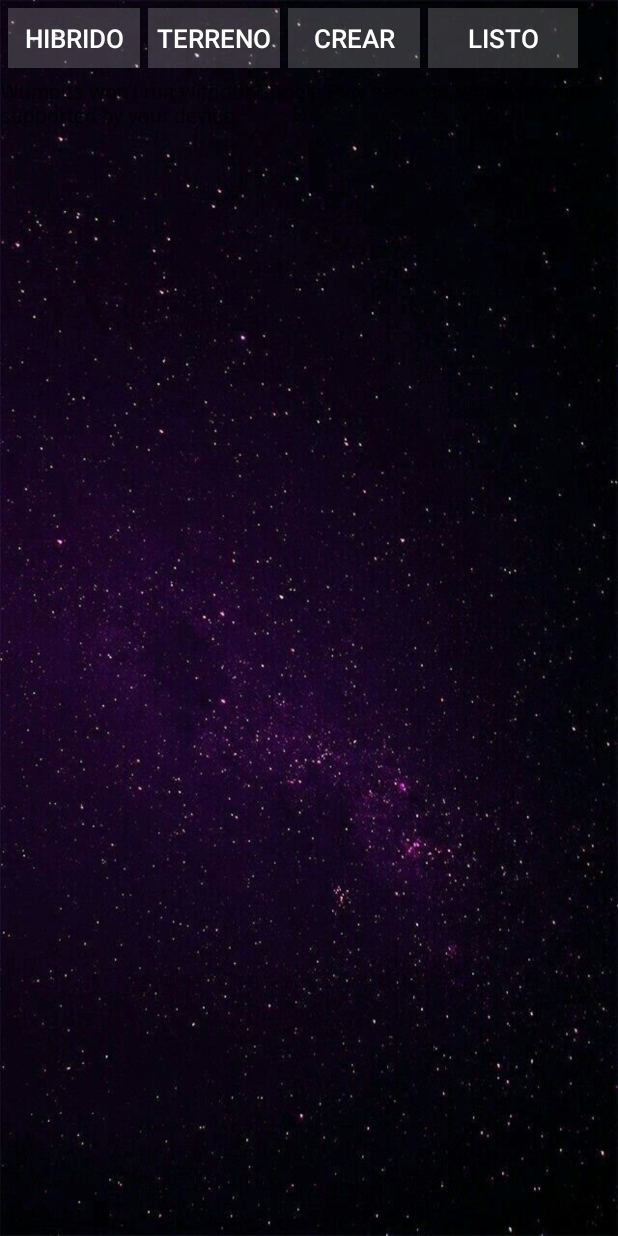
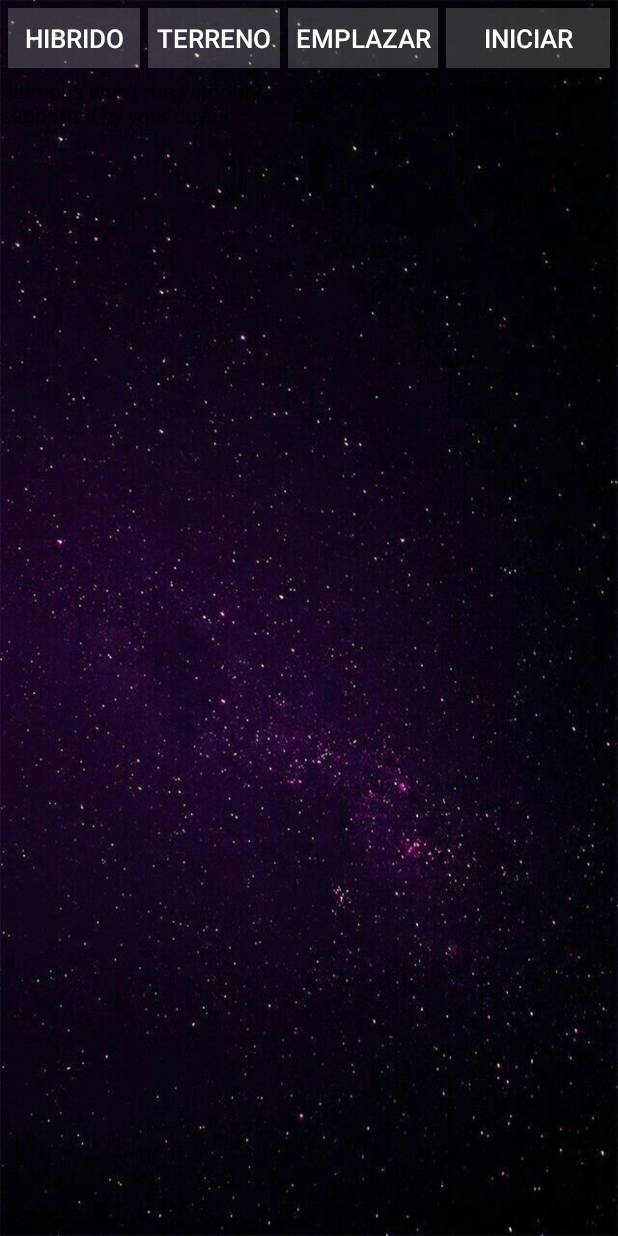
Before and after one commit to mecanos28/Wumpus-AR, an Android app: the MapsActivity screen opened directly, with no data from a screen before it, on a phone screen of 412 x 824 dp. Run offline under Robolectric (Android 15) with nearby library versions, the light colour scheme and no system bars; 13 statements that could not run were skipped.

Commit message:
Utilizar la opción de guardar laberinto Cambios en la interfaz de activity_maps Actualización de clave de GoogleMaps

```diff
--- a/app/src/debug/res/values/google_maps_api.xml
+++ b/app/src/debug/res/values/google_maps_api.xml
@@ -21,5 +21,5 @@
     string in this file.
     -->
     <string name="google_maps_key" templateMergeStrategy="preserve" translatable="false">
-AIzaSyCAvnR-iNdcvRsMB1FaUL9_yLBvb_qoJDo    </string>
+AIzaSyAK6q8_X81Sew5KVq0i6VjJGPEofhtedDU    </string>
 </resources>
--- a/app/src/main/java/com/clavicusoft/wumpus/Maze/Graph.java
+++ b/app/src/main/java/com/clavicusoft/wumpus/Maze/Graph.java
@@ -52,7 +52,7 @@ public class Graph {
         this.cavesRelations = new boolean[numCaves][numCaves];
         this.caveToArrayMapping = new int[numCaves];
         this.random = new Random();
-        this.allCaves = new ArrayList<Cave>();
+        //this.allCaves = new ArrayList<Cave>();
     }
 
 
@@ -66,7 +66,7 @@ public class Graph {
         this.cavesRelations = new boolean[this.maximumCaves][this.maximumCaves];
         this.stringToArray(relations);
         this.random = new Random();
-        this.allCaves = new ArrayList<Cave>();
+        //this.allCaves = new ArrayList<Cave>();
     }
 
     /**
--- a/app/src/main/res/layout/activity_maps.xml
+++ b/app/src/main/res/layout/activity_maps.xml
@@ -39,9 +39,9 @@ android:id="@+id/mapLayout"
 
 
         <Button
-            android:layout_width="wrap_content"
+            android:layout_width="100dp"
             android:layout_height="40dp"
-            android:text="Crear"
+            android:text="Emplazar"
             android:id="@+id/bcontinuar"
             android:layout_marginLeft="5dp"
             android:layout_marginTop="5dp"
@@ -52,11 +52,12 @@ android:id="@+id/mapLayout"
 
 
         <Button
-            android:layout_width="100dp"
+            android:layout_width="match_parent"
             android:layout_height="40dp"
-            android:text="Listo"
+            android:text="Iniciar"
             android:id="@+id/bListo"
             android:layout_marginLeft="5dp"
+            android:layout_marginRight="5dp"
             android:layout_marginTop="5dp"
             android:layout_marginBottom="5dp"
             android:textSize="17sp"
```
